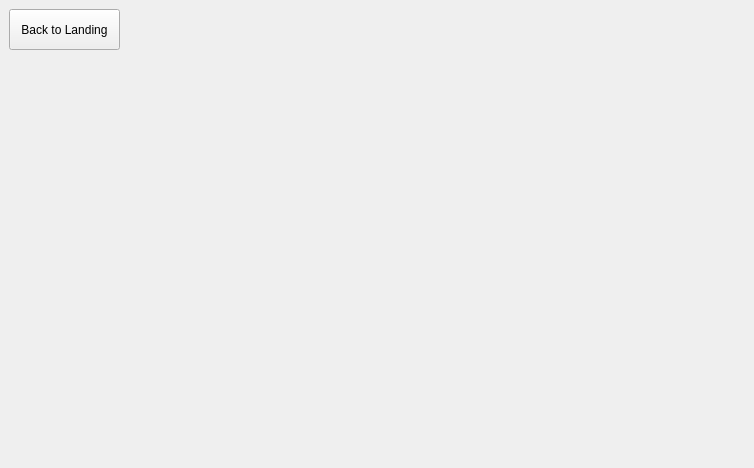
Old version of the form GUI/mainwindow.ui in the repository alanc9016/fragile.
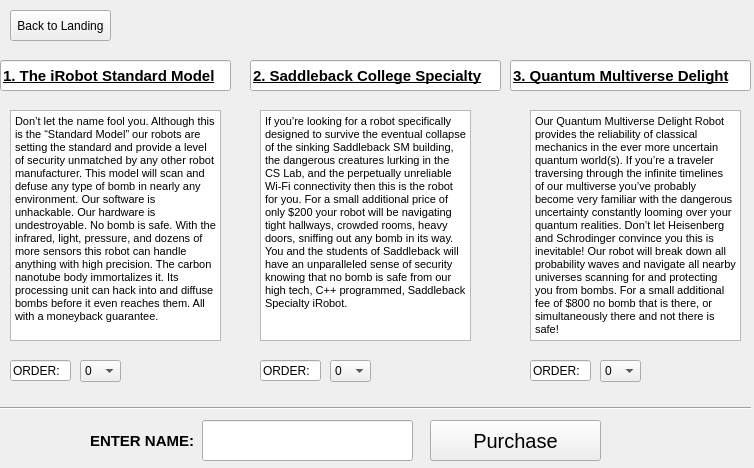
New version of the form.

What changed in the file:
```diff
--- a/GUI/mainwindow.ui
+++ b/GUI/mainwindow.ui
@@ -17,8 +17,8 @@
    <widget class="QStackedWidget" name="stackedWidget">
     <property name="geometry">
      <rect>
-      <x>-1</x>
-      <y>-1</y>
+      <x>0</x>
+      <y>0</y>
       <width>751</width>
       <height>471</height>
      </rect>
@@ -153,14 +153,446 @@
        <rect>
         <x>10</x>
         <y>10</y>
-        <width>111</width>
-        <height>41</height>
+        <width>101</width>
+        <height>31</height>
        </rect>
       </property>
       <property name="text">
        <string>Back to Landing</string>
       </property>
      </widget>
+     <widget class="QLineEdit" name="lineEdit">
+      <property name="geometry">
+       <rect>
+        <x>0</x>
+        <y>60</y>
+        <width>231</width>
+        <height>31</height>
+       </rect>
+      </property>
+      <property name="font">
+       <font>
+        <pointsize>11</pointsize>
+        <weight>75</weight>
+        <bold>true</bold>
+        <underline>true</underline>
+       </font>
+      </property>
+      <property name="text">
+       <string>1. The iRobot Standard Model</string>
+      </property>
+     </widget>
+     <widget class="QLineEdit" name="lineEdit_2">
+      <property name="geometry">
+       <rect>
+        <x>250</x>
+        <y>60</y>
+        <width>251</width>
+        <height>31</height>
+       </rect>
+      </property>
+      <property name="font">
+       <font>
+        <pointsize>11</pointsize>
+        <weight>75</weight>
+        <bold>true</bold>
+        <underline>true</underline>
+       </font>
+      </property>
+      <property name="text">
+       <string>2. Saddleback College Specialty</string>
+      </property>
+     </widget>
+     <widget class="QLineEdit" name="lineEdit_3">
+      <property name="geometry">
+       <rect>
+        <x>510</x>
+        <y>60</y>
+        <width>241</width>
+        <height>31</height>
+       </rect>
+      </property>
+      <property name="font">
+       <font>
+        <pointsize>11</pointsize>
+        <weight>75</weight>
+        <bold>true</bold>
+        <underline>true</underline>
+       </font>
+      </property>
+      <property name="text">
+       <string>3. Quantum Multiverse Delight</string>
+      </property>
+     </widget>
+     <widget class="QTextEdit" name="textEdit_5">
+      <property name="geometry">
+       <rect>
+        <x>10</x>
+        <y>110</y>
+        <width>211</width>
+        <height>231</height>
+       </rect>
+      </property>
+      <property name="font">
+       <font>
+        <pointsize>8</pointsize>
+       </font>
+      </property>
+      <property name="html">
+       <string>&lt;!DOCTYPE HTML PUBLIC &quot;-//W3C//DTD HTML 4.0//EN&quot; &quot;http://www.w3.org/TR/REC-html40/strict.dtd&quot;&gt;
+&lt;html&gt;&lt;head&gt;&lt;meta name=&quot;qrichtext&quot; content=&quot;1&quot; /&gt;&lt;style type=&quot;text/css&quot;&gt;
+p, li { white-space: pre-wrap; }
+&lt;/style&gt;&lt;/head&gt;&lt;body style=&quot; font-family:'MS Shell Dlg 2'; font-size:8pt; font-weight:400; font-style:normal;&quot;&gt;
+&lt;p style=&quot; margin-top:12px; margin-bottom:12px; margin-left:0px; margin-right:0px; -qt-block-indent:0; text-indent:0px;&quot;&gt;Don’t let the name fool you. Although this is the “Standard Model” our robots are setting the standard and provide a level of security unmatched by any other robot manufacturer. This model will scan and defuse any type of bomb in nearly any environment. Our software is unhackable. Our hardware is undestroyable. No bomb is safe. With the infrared, light, pressure, and dozens of more sensors this robot can handle anything with high precision. The carbon nanotube body immortalizes it. Its processing unit can hack into and diffuse bombs before it even reaches them. All with a moneyback guarantee. &lt;/p&gt;&lt;/body&gt;&lt;/html&gt;</string>
+      </property>
+     </widget>
+     <widget class="QTextEdit" name="textEdit_6">
+      <property name="geometry">
+       <rect>
+        <x>260</x>
+        <y>110</y>
+        <width>211</width>
+        <height>231</height>
+       </rect>
+      </property>
+      <property name="font">
+       <font>
+        <pointsize>8</pointsize>
+       </font>
+      </property>
+      <property name="html">
+       <string>&lt;!DOCTYPE HTML PUBLIC &quot;-//W3C//DTD HTML 4.0//EN&quot; &quot;http://www.w3.org/TR/REC-html40/strict.dtd&quot;&gt;
+&lt;html&gt;&lt;head&gt;&lt;meta name=&quot;qrichtext&quot; content=&quot;1&quot; /&gt;&lt;style type=&quot;text/css&quot;&gt;
+p, li { white-space: pre-wrap; }
+&lt;/style&gt;&lt;/head&gt;&lt;body style=&quot; font-family:'MS Shell Dlg 2'; font-size:8pt; font-weight:400; font-style:normal;&quot;&gt;
+&lt;p style=&quot; margin-top:12px; margin-bottom:12px; margin-left:0px; margin-right:0px; -qt-block-indent:0; text-indent:0px;&quot;&gt;If you’re looking for a robot specifically designed to survive the eventual collapse of the sinking Saddleback SM building, the dangerous creatures lurking in the CS Lab, and the perpetually unreliable Wi-Fi connectivity then this is the robot for you. For a small additional price of only $200 your robot will be navigating tight hallways, crowded rooms, heavy doors, sniffing out any bomb in its way. You and the students of Saddleback will have an unparalleled sense of security knowing that no bomb is safe from our high tech, C++ programmed, Saddleback Specialty iRobot. &lt;/p&gt;&lt;/body&gt;&lt;/html&gt;</string>
+      </property>
+     </widget>
+     <widget class="QTextEdit" name="textEdit_7">
+      <property name="geometry">
+       <rect>
+        <x>530</x>
+        <y>110</y>
+        <width>211</width>
+        <height>231</height>
+       </rect>
+      </property>
+      <property name="font">
+       <font>
+        <pointsize>8</pointsize>
+       </font>
+      </property>
+      <property name="html">
+       <string>&lt;!DOCTYPE HTML PUBLIC &quot;-//W3C//DTD HTML 4.0//EN&quot; &quot;http://www.w3.org/TR/REC-html40/strict.dtd&quot;&gt;
+&lt;html&gt;&lt;head&gt;&lt;meta name=&quot;qrichtext&quot; content=&quot;1&quot; /&gt;&lt;style type=&quot;text/css&quot;&gt;
+p, li { white-space: pre-wrap; }
+&lt;/style&gt;&lt;/head&gt;&lt;body style=&quot; font-family:'MS Shell Dlg 2'; font-size:8pt; font-weight:400; font-style:normal;&quot;&gt;
+&lt;p style=&quot; margin-top:12px; margin-bottom:12px; margin-left:0px; margin-right:0px; -qt-block-indent:0; text-indent:0px;&quot;&gt;Our Quantum Multiverse Delight Robot provides the reliability of classical mechanics in the ever more uncertain quantum world(s). If you’re a traveler traversing through the infinite timelines of our multiverse you’ve probably become very familiar with the dangerous uncertainty constantly looming over your quantum realities. Don’t let Heisenberg and Schrodinger convince you this is inevitable! Our robot will break down all probability waves and navigate all nearby universes scanning for and protecting you from bombs. For a small additional fee of $800 no bomb that is there, or simultaneously there and not there is safe! &lt;/p&gt;&lt;/body&gt;&lt;/html&gt;</string>
+      </property>
+     </widget>
+     <widget class="QLineEdit" name="lineEdit_4">
+      <property name="geometry">
+       <rect>
+        <x>10</x>
+        <y>360</y>
+        <width>61</width>
+        <height>21</height>
+       </rect>
+      </property>
+      <property name="text">
+       <string>ORDER:</string>
+      </property>
+     </widget>
+     <widget class="QLineEdit" name="lineEdit_5">
+      <property name="geometry">
+       <rect>
+        <x>260</x>
+        <y>360</y>
+        <width>61</width>
+        <height>21</height>
+       </rect>
+      </property>
+      <property name="text">
+       <string>ORDER:</string>
+      </property>
+     </widget>
+     <widget class="QLineEdit" name="lineEdit_6">
+      <property name="geometry">
+       <rect>
+        <x>530</x>
+        <y>360</y>
+        <width>61</width>
+        <height>21</height>
+       </rect>
+      </property>
+      <property name="text">
+       <string>ORDER:</string>
+      </property>
+     </widget>
+     <widget class="QComboBox" name="numRobot1Purch">
+      <property name="geometry">
+       <rect>
+        <x>80</x>
+        <y>360</y>
+        <width>41</width>
+        <height>22</height>
+       </rect>
+      </property>
+      <item>
+       <property name="text">
+        <string>0</string>
+       </property>
+      </item>
+      <item>
+       <property name="text">
+        <string>1</string>
+       </property>
+      </item>
+      <item>
+       <property name="text">
+        <string>2</string>
+       </property>
+      </item>
+      <item>
+       <property name="text">
+        <string>3</string>
+       </property>
+      </item>
+      <item>
+       <property name="text">
+        <string>4</string>
+       </property>
+      </item>
+      <item>
+       <property name="text">
+        <string>5</string>
+       </property>
+      </item>
+      <item>
+       <property name="text">
+        <string>6</string>
+       </property>
+      </item>
+      <item>
+       <property name="text">
+        <string>7</string>
+       </property>
+      </item>
+      <item>
+       <property name="text">
+        <string>8</string>
+       </property>
+      </item>
+      <item>
+       <property name="text">
+        <string>9</string>
+       </property>
+      </item>
+      <item>
+       <property name="text">
+        <string>10</string>
+       </property>
+      </item>
+     </widget>
+     <widget class="QComboBox" name="numRobot2Purch">
+      <property name="geometry">
+       <rect>
+        <x>330</x>
+        <y>360</y>
+        <width>41</width>
+        <height>22</height>
+       </rect>
+      </property>
+      <item>
+       <property name="text">
+        <string>0</string>
+       </property>
+      </item>
+      <item>
+       <property name="text">
+        <string>1</string>
+       </property>
+      </item>
+      <item>
+       <property name="text">
+        <string>2</string>
+       </property>
+      </item>
+      <item>
+       <property name="text">
+        <string>3</string>
+       </property>
+      </item>
+      <item>
+       <property name="text">
+        <string>4</string>
+       </property>
+      </item>
+      <item>
+       <property name="text">
+        <string>5</string>
+       </property>
+      </item>
+      <item>
+       <property name="text">
+        <string>6</string>
+       </property>
+      </item>
+      <item>
+       <property name="text">
+        <string>7</string>
+       </property>
+      </item>
+      <item>
+       <property name="text">
+        <string>8</string>
+       </property>
+      </item>
+      <item>
+       <property name="text">
+        <string>9</string>
+       </property>
+      </item>
+      <item>
+       <property name="text">
+        <string>10</string>
+       </property>
+      </item>
+     </widget>
+     <widget class="QComboBox" name="numRobot3Purch">
+      <property name="geometry">
+       <rect>
+        <x>600</x>
+        <y>360</y>
+        <width>41</width>
+        <height>22</height>
+       </rect>
+      </property>
+      <item>
+       <property name="text">
+        <string>0</string>
+       </property>
+      </item>
+      <item>
+       <property name="text">
+        <string>1</string>
+       </property>
+      </item>
+      <item>
+       <property name="text">
+        <string>2</string>
+       </property>
+      </item>
+      <item>
+       <property name="text">
+        <string>3</string>
+       </property>
+      </item>
+      <item>
+       <property name="text">
+        <string>4</string>
+       </property>
+      </item>
+      <item>
+       <property name="text">
+        <string>5</string>
+       </property>
+      </item>
+      <item>
+       <property name="text">
+        <string>6</string>
+       </property>
+      </item>
+      <item>
+       <property name="text">
+        <string>7</string>
+       </property>
+      </item>
+      <item>
+       <property name="text">
+        <string>8</string>
+       </property>
+      </item>
+      <item>
+       <property name="text">
+        <string>9</string>
+       </property>
+      </item>
+      <item>
+       <property name="text">
+        <string>10</string>
+       </property>
+      </item>
+     </widget>
+     <widget class="Line" name="line">
+      <property name="geometry">
+       <rect>
+        <x>0</x>
+        <y>400</y>
+        <width>761</width>
+        <height>16</height>
+       </rect>
+      </property>
+      <property name="orientation">
+       <enum>Qt::Horizontal</enum>
+      </property>
+     </widget>
+     <widget class="QLabel" name="label">
+      <property name="geometry">
+       <rect>
+        <x>90</x>
+        <y>430</y>
+        <width>121</width>
+        <height>21</height>
+       </rect>
+      </property>
+      <property name="font">
+       <font>
+        <pointsize>11</pointsize>
+        <weight>75</weight>
+        <bold>true</bold>
+       </font>
+      </property>
+      <property name="text">
+       <string>ENTER NAME:</string>
+      </property>
+     </widget>
+     <widget class="QLineEdit" name="namePurchaserLineEdit">
+      <property name="geometry">
+       <rect>
+        <x>202</x>
+        <y>420</y>
+        <width>211</width>
+        <height>41</height>
+       </rect>
+      </property>
+      <property name="font">
+       <font>
+        <pointsize>11</pointsize>
+       </font>
+      </property>
+      <property name="text">
+       <string/>
+      </property>
+     </widget>
+     <widget class="QPushButton" name="purchasePushButton">
+      <property name="geometry">
+       <rect>
+        <x>430</x>
+        <y>420</y>
+        <width>171</width>
+        <height>41</height>
+       </rect>
+      </property>
+      <property name="font">
+       <font>
+        <pointsize>15</pointsize>
+       </font>
+      </property>
+      <property name="text">
+       <string>Purchase</string>
+      </property>
+     </widget>
     </widget>
     <widget class="QWidget" name="adminLoginPage">
      <widget class="QPushButton" name="aBackBtn">
```
Left out of the diff: 3 changed lines with no effect on the pictures.
